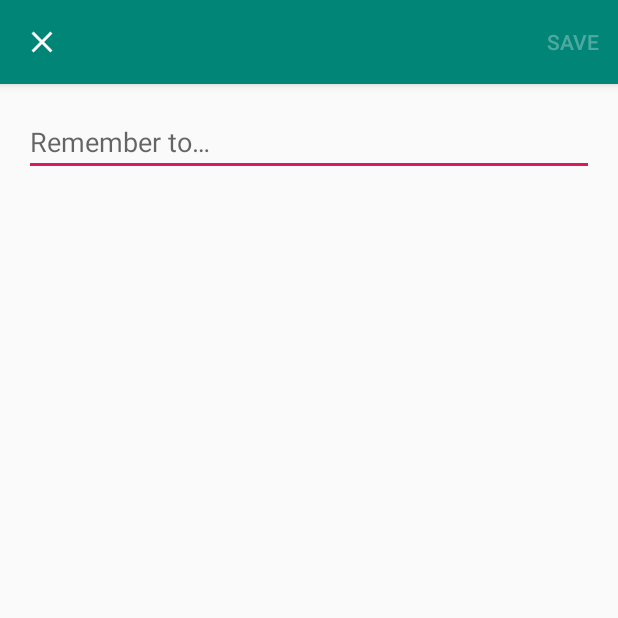
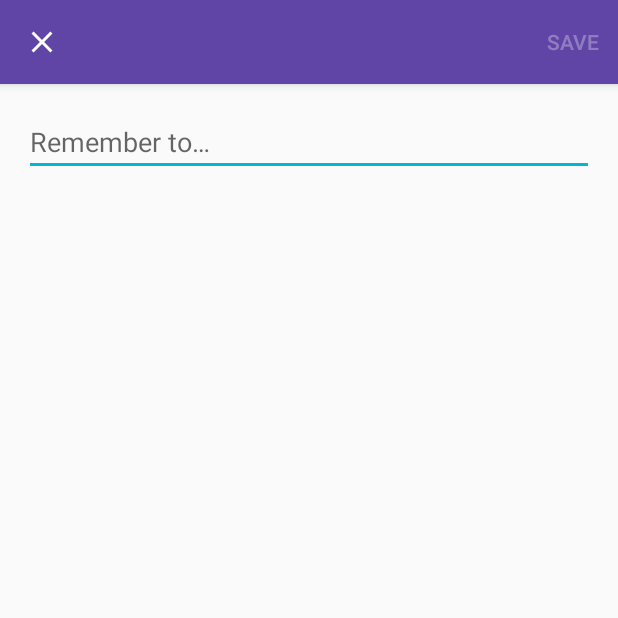
Before and after one commit to minkustree/Taskbox, an Android app: the TaskDetailActivity screen opened directly, with no data from a screen before it, on a phone screen of 412 x 824 dp, the top half of it. Run offline under Robolectric (Android 15) with nearby library versions, the phone set to English and light mode, and no system bars.

Commit message:
Set colours to match icon (and complementary accent colour)

```diff
--- a/app/src/main/res/values/colors.xml
+++ b/app/src/main/res/values/colors.xml
@@ -1,6 +1,7 @@
 <?xml version="1.0" encoding="utf-8"?>
 <resources>
-    <color name="colorPrimary">#008577</color>
-    <color name="colorPrimaryDark">#00574B</color>
-    <color name="colorAccent">#D81B60</color>
+    <color name="colorPrimary">#6045A6</color>
+    <color name="colorPrimaryDark">#2E1C76</color>
+    <color name="colorPrimaryLight">#9171D8</color>
+    <color name="colorAccent">#00B8D4</color>
 </resources>
```
